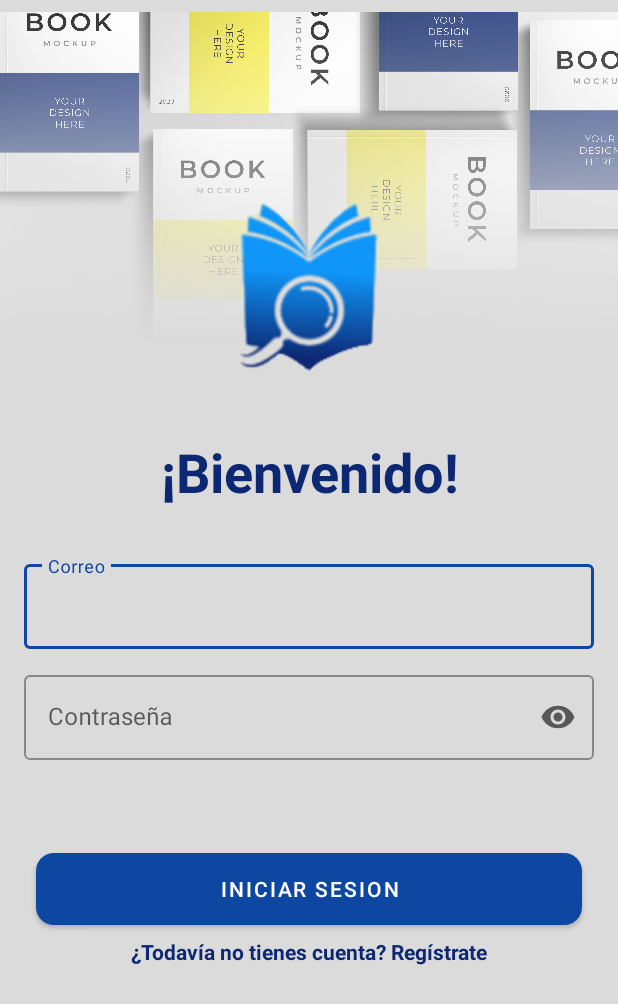
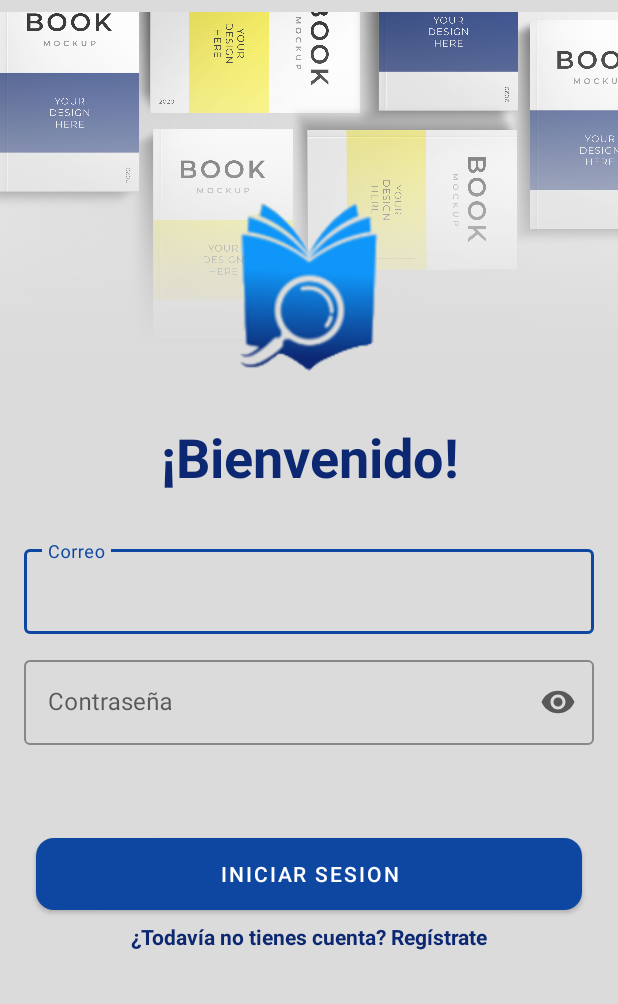
Before and after one commit to FabianGC0610/Kodemia_Fabian, an Android app: the screen it shows after launch (LoginActivity), on a phone screen of 412 x 824 dp. Shown: the top 1004 px of the screen. Run offline under Robolectric (Android 15) with nearby library versions, the phone set to English and light mode, and no system bars.

Commit message:
Todo listo pro

```diff
--- a/app/src/main/res/layout/activity_login.xml
+++ b/app/src/main/res/layout/activity_login.xml
@@ -42,7 +42,7 @@
                 android:id="@+id/textView"
                 android:layout_width="match_parent"
                 android:layout_height="wrap_content"
-                android:layout_marginTop="32dp"
+                android:layout_marginTop="22dp"
                 android:text="@string/bienvenida_login"
                 android:textColor="@color/blue_book"
                 android:textSize="36sp"
```
